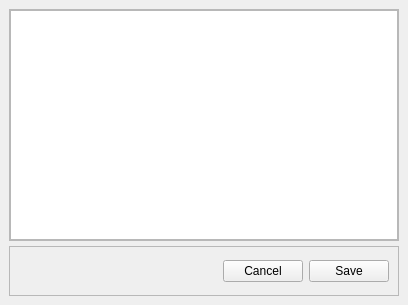
Above: src/main/python/UIs/FileEditorWindow.ui from isaksengeir/REACT before the change. Below: the same form after it.
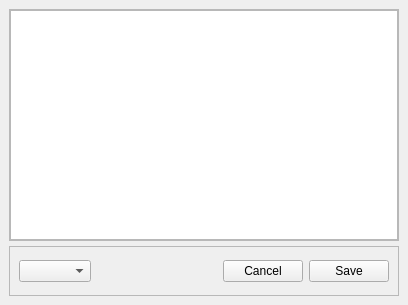
That is the form after the change.

Commit message: Added comboBox to fileditor. User can now convert .out -> .xyz

```diff
--- a/src/main/python/UIs/FileEditorWindow.ui
+++ b/src/main/python/UIs/FileEditorWindow.ui
@@ -66,6 +66,16 @@
          <enum>QFrame::Raised</enum>
         </property>
         <layout class="QHBoxLayout" name="horizontalLayout">
+         <item>
+          <widget class="QComboBox" name="comboBox">
+           <property name="maximumSize">
+            <size>
+             <width>90</width>
+             <height>16777215</height>
+            </size>
+           </property>
+          </widget>
+         </item>
          <item>
           <spacer name="horizontalSpacer">
            <property name="orientation">
```
The commit also changes 4 other files.
